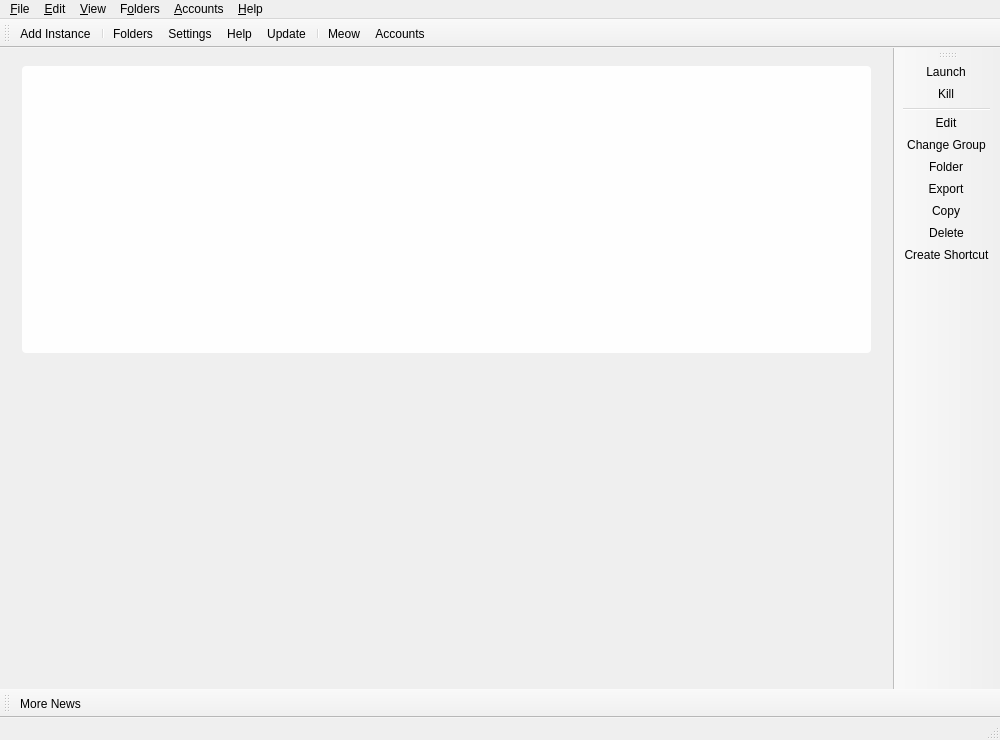
Before: the Qt Designer form launcher/ui/MainWindow.ui in KAKTYS200/FrendsLauncher, drawn with Qt 5.
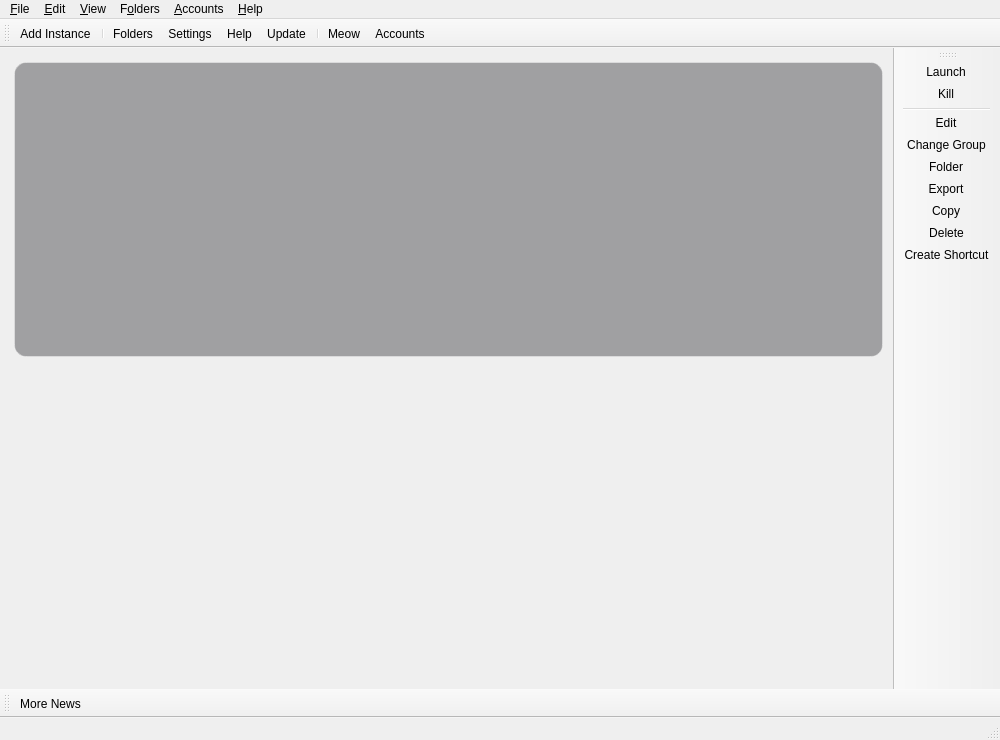
After: the same form once the commit is applied. Icons and pictures are not drawn. Custom widgets are drawn as their Qt base class.

```diff
--- a/launcher/ui/MainWindow.ui
+++ b/launcher/ui/MainWindow.ui
@@ -58,21 +58,21 @@
            <number>0</number>
           </property>
           <property name="leftMargin">
-           <number>22</number>
+           <number>14</number>
           </property>
           <property name="topMargin">
-           <number>18</number>
+           <number>14</number>
           </property>
           <property name="rightMargin">
-           <number>22</number>
+           <number>10</number>
           </property>
           <property name="bottomMargin">
-           <number>16</number>
+           <number>12</number>
           </property>
           <item>
            <widget class="QWidget" name="contentCard">
             <property name="styleSheet">
-             <string notr="true">#contentCard { background-color: rgba(255, 255, 255, 242); border-radius: 4px; }</string>
+             <string notr="true">#contentCard { background-color: rgba(8, 10, 15, 88); border: 1px solid rgba(255, 255, 255, 85); border-radius: 12px; }</string>
             </property>
             <layout class="QVBoxLayout" name="contentLayout">
              <property name="spacing">
```
